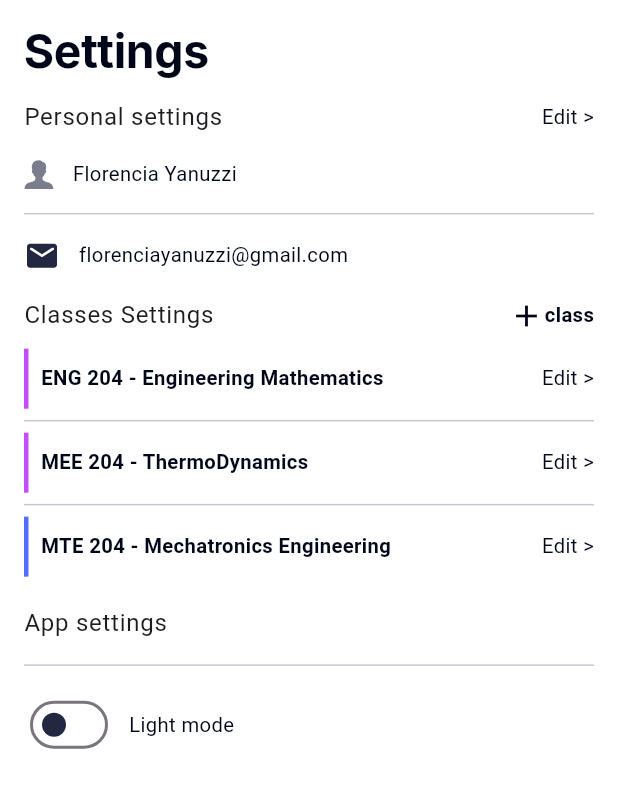
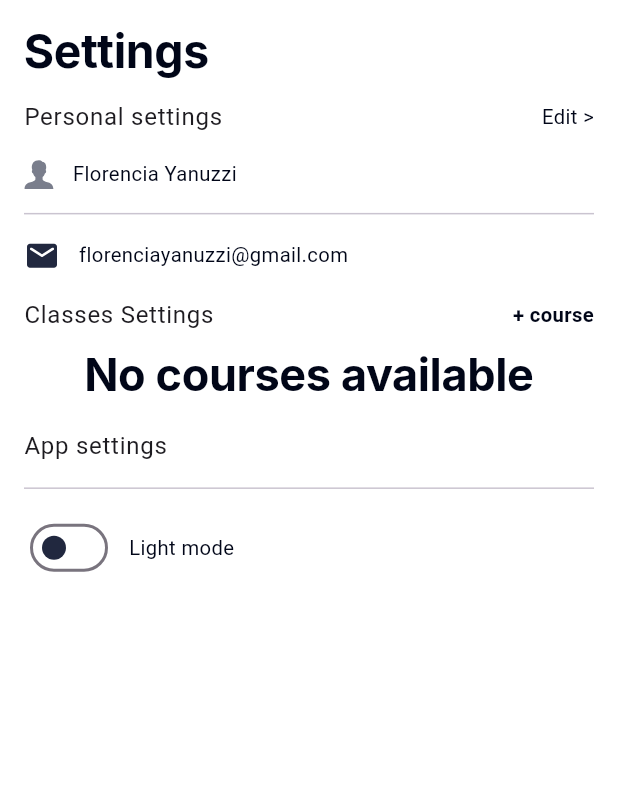
Before and after one commit to FavourTy/sca_student_pal, a Flutter app: the SettingsScreen screen opened by its route, on a phone screen of 412 x 824 dp. Shown: the top 788 px of the screen. Run offline on Flutter 3.47's test engine with Material 3 defaults, Android fonts, the light colour scheme and no system bars; our stand-ins replace calendar_view, flutter_local_notifications, flutter_screenutil, flutter_svg, sqflite, table_calendar and 1 more; accounts and stored records are empty.

Commit message:
Db setup and implementation

```diff
--- a/lib/features/schedule/views/schedule_screen.dart
+++ b/lib/features/schedule/views/schedule_screen.dart
@@ -1,13 +1,8 @@
-// ignore_for_file: unused_element
-
 import 'package:calendar_view/calendar_view.dart' as calendar_view;
 import 'package:flutter/material.dart';
 import 'package:flutter_screenutil/flutter_screenutil.dart';
-import 'package:intl/intl.dart';
 import 'package:table_calendar/table_calendar.dart';
-import 'package:time_planner/time_planner.dart';
 import '../../../shared/app_colors.dart';
-import 'package:calendar_view/src/style/header_style.dart';
 
 class ScheduleScreen extends StatefulWidget {
   const ScheduleScreen({super.key});
--- /dev/null
+++ b/lib/features/settings/model/course_model.dart
@@ -0,0 +1,24 @@
+class CourseModel {
+  int? id;
+  String? title;
+  String? code;
+  int? color;
+
+  CourseModel({
+    this.id,
+    this.title,
+    this.code,
+    this.color,
+  });
+  factory CourseModel.fromJson(Map<String, dynamic> json) {
+    return CourseModel(
+      id: json["id"],
+      title: json["title"],
+      code: json["code"],
+      color: json["color"],
+    );
+  }
+  Map<String, dynamic> toJson() {
+    return {"id": id, "title": title, "code": code, "color": color};
+  }
+}
--- /dev/null
+++ b/lib/features/settings/view_model/course_provider.dart
@@ -0,0 +1,56 @@
+import 'package:flutter/material.dart';
+import 'package:student_pal/features/settings/model/course_model.dart';
+import 'package:student_pal/repository/create_new_class_repo.dart';
+
+class CourseProvider with ChangeNotifier {
+  List<CourseModel> _courses = [];
+  List<CourseModel> get courses => _courses;
+
+  /// Adds a new course to the database and updates the list of courses.
+  Future<int> addCourse({CourseModel? course}) async {
+    try {
+      if (course == null) {
+        throw Exception("Course data is null");
+      }
+      final int id = await CreateNewClassRepo.insertCourse(course);
+      await loadCourses(); // Refresh the list of courses
+      return id;
+    } catch (e) {
+      print("Error adding course: $e");
+      rethrow;
+    }
+  }
+
+  /// Loads all courses from the database and updates the list of courses.
+  Future<void> loadCourses() async {
+    try {
+      _courses = await CreateNewClassRepo.getAllCourses();
+      notifyListeners(); // Notify listeners that the data has changed
+    } catch (e) {
+      print("Error loading courses: $e");
+      rethrow;
+    }
+  }
+
+  /// Updates an existing course in the database and refreshes the list of courses.
+  Future<void> updateCourse(CourseModel course) async {
+    try {
+      await CreateNewClassRepo.updateCourse(course);
+      await loadCourses(); // Refresh the list of courses
+    } catch (e) {
+      print("Error updating course: $e");
+      rethrow;
+    }
+  }
+
+  /// Deletes a course from the database and refreshes the list of courses.
+  Future<void> deleteCourse(int id) async {
+    try {
+      await CreateNewClassRepo.deleteCourse(id);
+      await loadCourses(); // Refresh the list of courses
+    } catch (e) {
+      print("Error deleting course: $e");
+      rethrow;
+    }
+  }
+}
--- a/lib/features/settings/views/settings_screen.dart
+++ b/lib/features/settings/views/settings_screen.dart
@@ -1,7 +1,10 @@
+// ignore_for_file: deprecated_member_use
+
 import 'package:flutter/material.dart';
 import 'package:flutter_screenutil/flutter_screenutil.dart';
+import 'package:provider/provider.dart';
+import 'package:student_pal/features/settings/view_model/course_provider.dart';
 import 'package:student_pal/shared/app_assets.dart';
-import 'package:student_pal/shared/app_colors.dart';
 import 'package:student_pal/shared/custom_widget/classes_listTile.dart';
 import 'package:student_pal/shared/custom_widget/custom_switch.dart';
 import 'package:student_pal/shared/custom_widget/information_card.dart';
@@ -67,44 +70,45 @@ class _SettingsScreenState extends State<SettingsScreen> {
                   "Classes Settings",
                   style: Theme.of(context).textTheme.bodyLarge,
                 ),
-                Row(
-                  children: [
                 GestureDetector(
                   onTap: () {
-                          AppRouter.push(AppRouteStrings.createClass);
+                    AppRouter.push(AppRouteStrings.createCourse);
                   },
-                        child: Icon(Icons.add)),
-                    Text(
-                      "class",
+                  child: Text(
+                    "+ course",
                     style: Theme.of(context)
                         .textTheme
                         .bodyMedium!
                         .copyWith(fontWeight: FontWeight.w700),
                   ),
-                  ],
                 ),
               ],
             ),
             SizedBox(height: 10),
-            CourseTile(
-              code: "ENG 204",
-              courseTitle: "Engineering Mathematics",
-              color: AppColors.violetColor,
-              onEdit: () {},
-            ),
-            Divider(),
-            CourseTile(
-              code: "MEE 204",
-              courseTitle: "ThermoDynamics",
-              color: AppColors.violetColor,
-              onEdit: () {},
-            ),
-            Divider(),
-            CourseTile(
-              code: "MTE 204",
-              courseTitle: "Mechatronics Engineering ",
-              color: AppColors.blueColor,
-              onEdit: () {},
+            Consumer<CourseProvider>(
+              builder: (context, courseProvider, child) {
+                if (courseProvider.courses.isEmpty) {
+                  return Center(
+                    child: Text("No courses available",
+                        style: Theme.of(context)
+                            .textTheme
+                            .displayLarge!
+                            .copyWith(fontSize: 30)),
+                  );
+                }
+                return ListView.builder(
+                  shrinkWrap: true,
+                  itemCount: courseProvider.courses.length,
+                  itemBuilder: (context, index) {
+                    final course = courseProvider.courses[index];
+                    return CourseTile(
+                      code: course.code ?? "N/A",
+                      courseTitle: course.title ?? "Untitled",
+                      color: Color(course.color ?? Colors.grey.value),
+                    );
+                  },
+                );
+              },
             ),
             SizedBox(
               height: 20.h,
--- a/lib/shared/custom_widget/classes_listTile.dart
+++ b/lib/shared/custom_widget/classes_listTile.dart
@@ -15,7 +15,9 @@ class CourseTile extends StatelessWidget {
 
   @override
   Widget build(BuildContext context) {
-    return Row(
+    return Column(
+      children: [
+        Row(
           mainAxisAlignment: MainAxisAlignment.spaceBetween,
           children: [
             Row(
@@ -42,8 +44,12 @@ class CourseTile extends StatelessWidget {
             ),
             GestureDetector(
               onTap: onEdit,
-          child: Text("Edit >", style: Theme.of(context).textTheme.bodyMedium),
+              child:
+                  Text("Edit >", style: Theme.of(context).textTheme.bodyMedium),
             )
+          ],
+        ),
+        Divider(),
       ],
     );
   }
--- a/lib/shared/navigation/app_route_string.dart
+++ b/lib/shared/navigation/app_route_string.dart
@@ -8,4 +8,5 @@ class AppRouteStrings {
   static const String addClassScreen = '/add_class_screen';
   static const String createAssignment = '/create_assignment_screen';
   static const String createClass = '/create_class';
+  static const String createCourse = '/create_course';
 }
--- a/lib/shared/navigation/app_router.dart
+++ b/lib/shared/navigation/app_router.dart
@@ -2,6 +2,7 @@ import 'package:flutter/cupertino.dart';
 import 'package:student_pal/features/assignments/views/assignment_screen.dart';
 import 'package:student_pal/features/bottom_nav/bottom_nav.dart';
 import 'package:student_pal/features/schedule/views/schedule_screen.dart';
+import 'package:student_pal/features/settings/views/create_course.dart';
 import 'package:student_pal/features/settings/views/settings_screen.dart';
 import 'package:student_pal/features/today/views/create_assignment_screen.dart';
 import 'package:student_pal/features/today/views/create_class.dart';
@@ -28,6 +29,8 @@ class AppRouter {
             builder: (_) => const CreateAssignmentScreen());
       case AppRouteStrings.createClass:
         return CupertinoPageRoute(builder: (_) => const CreateClass());
+      case AppRouteStrings.createCourse:
+        return CupertinoPageRoute(builder: (_) => const CreateCourse());
       default:
         return CupertinoPageRoute(builder: (_) => const SizedBox());
     }
--- a/pubspec.yaml
+++ b/pubspec.yaml
@@ -21,6 +21,7 @@ dependencies:
   sqflite: ^2.4.1
   flutter_timezone: ^4.1.0
   timezone: ^0.10.0
+  flutter_staggered_animations: ^1.1.1
 
 
 
```
Also changed, not shown: lib/features/settings/views/create_course.dart (added, +178 -0 lines), lib/features/today/models/create_class_model.dart (added, +58 -0 lines), lib/features/today/view_models/create_class_provider.dart (added, +38 -0 lines), lib/features/today/views/create_assignment_screen.dart (+0 -7 lines), lib/features/today/views/create_class.dart (+54 -13 lines), lib/main.dart (+10 -2 lines), lib/repository/create_new_class_repo.dart (added, +160 -0 lines), pubspec.lock, 2 other files. Lines whose indentation alone changed are shown as unchanged.
